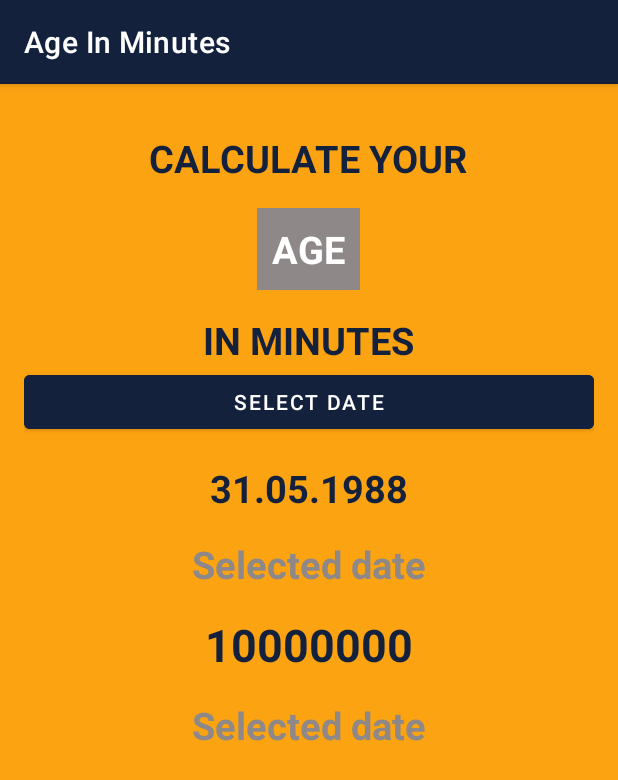
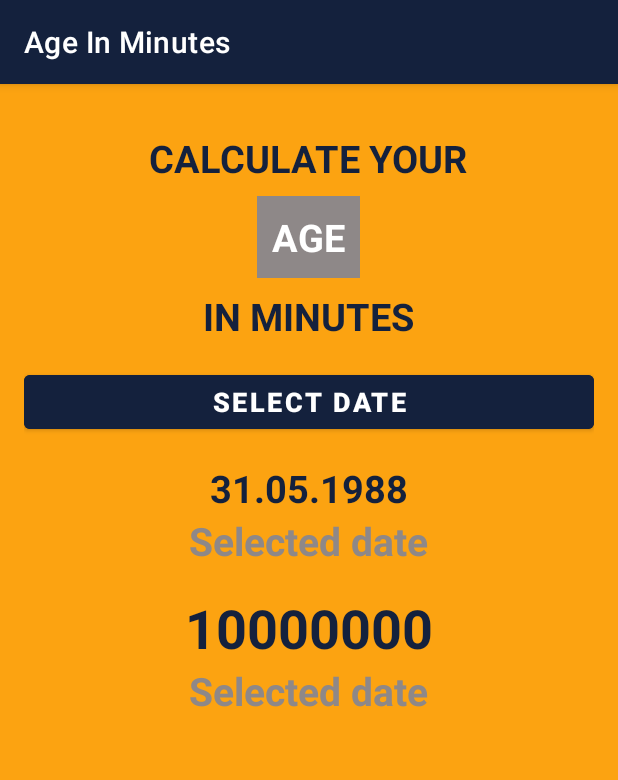
Before and after one commit to iiddd/android-cource-age-in-minutes, an Android app: the screen it shows after launch (MainActivity), on a phone screen of 412 x 824 dp. Shown: the top 780 px of the screen. Run offline under Robolectric (Android 15) with nearby library versions, the phone set to English and light mode, and no system bars.

Commit message:
Trim activity UI

```diff
--- a/app/src/main/res/layout/activity_main.xml
+++ b/app/src/main/res/layout/activity_main.xml
@@ -22,7 +22,7 @@
     <TextView
         android:layout_width="wrap_content"
         android:layout_height="wrap_content"
-        android:layout_marginTop="16dp"
+        android:layout_marginTop="8dp"
         android:background="@color/palette_light_gray"
         android:padding="10dp"
         android:text="@string/headerText2"
@@ -33,17 +33,21 @@
     <TextView
         android:layout_width="wrap_content"
         android:layout_height="wrap_content"
-        android:layout_marginTop="16dp"
+        android:layout_marginTop="8dp"
         android:text="@string/headerText3"
         android:textColor="@color/palette_darker_blue"
         android:textSize="25sp"
         android:textStyle="bold" />
 
     <Button
+        android:layout_marginTop="16dp"
         android:id="@+id/button"
         android:layout_width="match_parent"
         android:layout_height="wrap_content"
+        android:textStyle="bold"
+        android:textSize="18sp"
         android:backgroundTint="@color/palette_darker_blue"
+
         android:text="@string/buttonText"
         android:textColor="@color/white" />
 
@@ -59,10 +63,9 @@
     <TextView
         android:layout_width="wrap_content"
         android:layout_height="wrap_content"
-        android:layout_marginTop="16dp"
         android:text="Selected date"
         android:textColor="@color/palette_light_gray"
-        android:textSize="25sp"
+        android:textSize="26sp"
         android:textStyle="bold" />
 
     <TextView
@@ -71,16 +74,15 @@
         android:layout_marginTop="16dp"
         android:text="10000000"
         android:textColor="@color/palette_darker_blue"
-        android:textSize="30sp"
+        android:textSize="36sp"
         android:textStyle="bold" />
 
     <TextView
         android:layout_width="wrap_content"
         android:layout_height="wrap_content"
-        android:layout_marginTop="16dp"
         android:text="Selected date"
         android:textColor="@color/palette_light_gray"
-        android:textSize="25sp"
+        android:textSize="26sp"
         android:textStyle="bold" />
 
 
```
